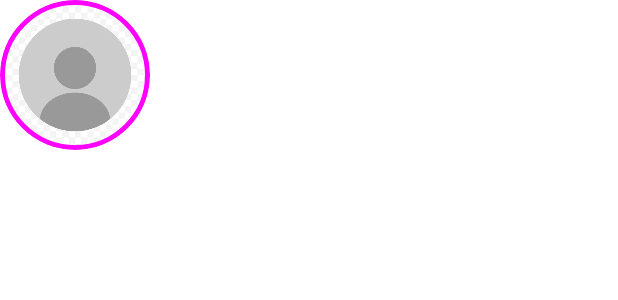
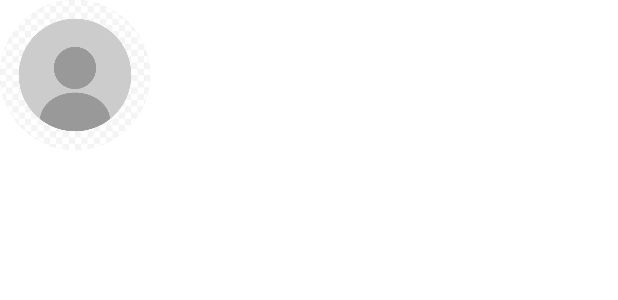
Before and after one commit to valdo0/FitnessApp, an Android app built with Jetpack Compose: the @Preview function CircularProfileImagePreviewDrawable, on a phone screen of 412 x 824 dp. Shown: the top 300 px of the screen. Run offline under Robolectric (Android 15) with nearby library versions, the phone set to English and light mode, and no system bars; pictures from the network do not load.

Commit message:
Elimina el parámetro de color de borde en el componente CircularProfileImage y ajusta las vistas previas correspondientes.

```diff
--- a/app/src/main/java/com/example/fitnessapp/ui/components/ProfileComponent.kt
+++ b/app/src/main/java/com/example/fitnessapp/ui/components/ProfileComponent.kt
@@ -28,20 +28,12 @@ fun CircularProfileImage(
     placeholderResId: Int? = R.drawable.profile_placeholder,
     imageSize: Dp = 96.dp,
     borderWidth: Dp = 2.dp,
-    borderColor: Color = MaterialTheme.colorScheme.primary
 ) {
     Box(
         modifier = modifier
             .size(imageSize)
             .clip(CircleShape)
             .background(MaterialTheme.colorScheme.surfaceVariant)
-            .then(
-                if (borderWidth > 0.dp) {
-                    Modifier.border(borderWidth, borderColor, CircleShape)
-                } else {
-                    Modifier
-                }
-            )
     ) {
         if (imageUrl != null) {
             AsyncImage(
@@ -75,7 +67,6 @@ fun CircularProfileImagePreviewDrawable() {
             placeholderResId = R.drawable.profile_placeholder,
             imageSize = 100.dp,
             borderWidth = 3.dp,
-            borderColor = Color.Magenta
         )
     }
 }
@@ -85,11 +76,10 @@ fun CircularProfileImagePreviewDrawable() {
 fun CircularProfileImagePreviewUrl() {
     MaterialTheme {
         CircularProfileImage(
-            // Reemplaza con una URL real para probar
             imageUrl = "https://via.placeholder.com/150",
             placeholderResId = R.drawable.profile_placeholder,
             imageSize = 80.dp,
-            borderWidth = 0.dp // Sin borde
+            borderWidth = 0.dp
         )
     }
 }
@@ -103,7 +93,6 @@ fun CircularProfileImagePreviewEmpty() {
             placeholderResId = null,
             imageSize = 60.dp,
             borderWidth = 2.dp,
-            borderColor = Color.Green
         )
     }
 }
```
